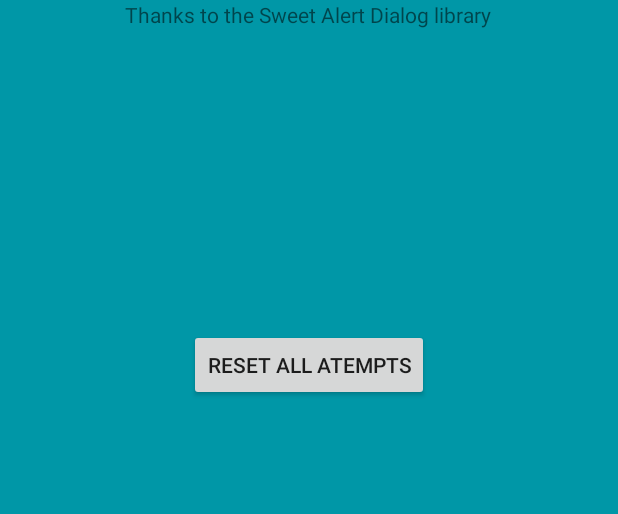
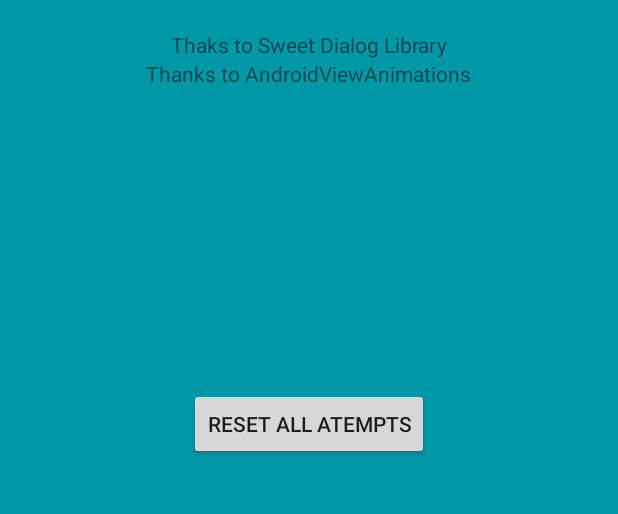
Before and after one commit to chuckglobal/Stop-Game, an Android app: the screen it shows after launch (Leaderboard), after a tap on "Leaderboard", on a phone screen of 412 x 824 dp, the part 480-994 px from its top. Run offline under Robolectric (Android 15) with nearby library versions, the phone set to English and light mode, and no system bars; libraries missing offline, so code that uses them is left out: com.daimajia.androidanimations; 1 statement that could not run was skipped.

Commit message:
title animations

```diff
--- a/app/src/main/java/com/awesome/scott/stop/StartMenu.java
+++ b/app/src/main/java/com/awesome/scott/stop/StartMenu.java
@@ -13,6 +13,9 @@ import android.view.Menu;
 import android.view.MenuItem;
 import android.view.View;
 import android.widget.TextView;
+
+import com.daimajia.androidanimations.library.Techniques;
+import com.daimajia.androidanimations.library.YoYo;
 
 import org.w3c.dom.Text;
 
@@ -30,6 +33,7 @@ public class StartMenu extends Activity {
     int doubleStopAttemptsx2 = 0;
 
     private TextView totalAttemptsView;
+    private TextView titleView;
 
     public MediaPlayer backgroundMusicPlayer;
     public boolean backgroundMusicIsPlayingBool;
@@ -38,6 +42,8 @@ public class StartMenu extends Activity {
     protected void onCreate(Bundle savedInstanceState) {
         super.onCreate(savedInstanceState);
         setContentView(R.layout.activity_start_menu);
+
+        titleView = (TextView)findViewById(R.id.title);
 
         //set music player
         backgroundMusicPlayer = MediaPlayer.create(StartMenu.this,R.raw.holfix_basic_fun);
@@ -52,6 +58,10 @@ public class StartMenu extends Activity {
         x2SingleStopAttempts = loadAttempts.getInt("2xSingleStopAttempts", 0);
         doubleStopAttempts = loadAttempts.getInt("doubleStopAttempts",0);
         doubleStopAttemptsx2 = loadAttempts.getInt("doubleStopAttemptsx2", 0);
+
+        YoYo.with(Techniques.RotateInDownLeft)
+                .duration(1000)
+                .playOn(findViewById(R.id.title));
 
         //set display according to saved data
         int totalAttempts = x1SingleStopAttempts + x2SingleStopAttempts + doubleStopAttempts + doubleStopAttemptsx2;
--- a/app/src/main/res/layout/activity_custom_stop_level.xml
+++ b/app/src/main/res/layout/activity_custom_stop_level.xml
@@ -56,6 +56,7 @@
         android:text="Set Level"
         android:textSize="25sp"
         style="@style/Base.Widget.AppCompat.Button.Borderless"
+        android:id="@+id/title"
         android:onClick="setLevelButtonClicked"/>
 
 
--- a/app/src/main/res/layout/activity_leaderboard.xml
+++ b/app/src/main/res/layout/activity_leaderboard.xml
@@ -122,10 +122,14 @@
 
     <!--delete button-->
     <TextView
+        android:layout_marginTop="20dp"
+    android:layout_width="wrap_content"
+    android:layout_height="wrap_content"
+    android:text="Thaks to Sweet Dialog Library"/>
+    <TextView
         android:layout_width="wrap_content"
         android:layout_height="wrap_content"
-        android:text="Thanks to the Sweet Alert Dialog library"
-        android:id="@+id/textView" />
+        android:text="Thanks to AndroidViewAnimations"/>
 
     <Button
         android:layout_marginTop="200dp"
--- a/app/src/main/res/layout/activity_level_selector.xml
+++ b/app/src/main/res/layout/activity_level_selector.xml
@@ -14,6 +14,7 @@
         android:layout_width="wrap_content"
         android:layout_height="wrap_content"
         android:text="Select a Level"
+        android:id="@+id/title"
         android:textSize="30sp"
         android:textColor="#E53935"
         android:layout_marginBottom="30dp"
--- a/app/src/main/res/layout/activity_start_menu.xml
+++ b/app/src/main/res/layout/activity_start_menu.xml
@@ -22,7 +22,7 @@
         android:layout_width="wrap_content"
         android:layout_height="wrap_content"
         android:text="@string/Menu_Title"
-
+        android:id="@+id/title"
         android:textSize="30sp"
         android:textColor="#E53935"
         android:layout_marginBottom="50dp"/>
```
Also changed, not shown: app/build.gradle (+6 -4 lines), app/src/main/java/com/awesome/scott/stop/CustomStopLevel.java (+7 -0 lines), app/src/main/java/com/awesome/scott/stop/LevelSelector.java (+6 -1 lines), app/src/main/java/com/awesome/scott/stop/LoadingActivity.java (+3 -7 lines), 1 other file.
